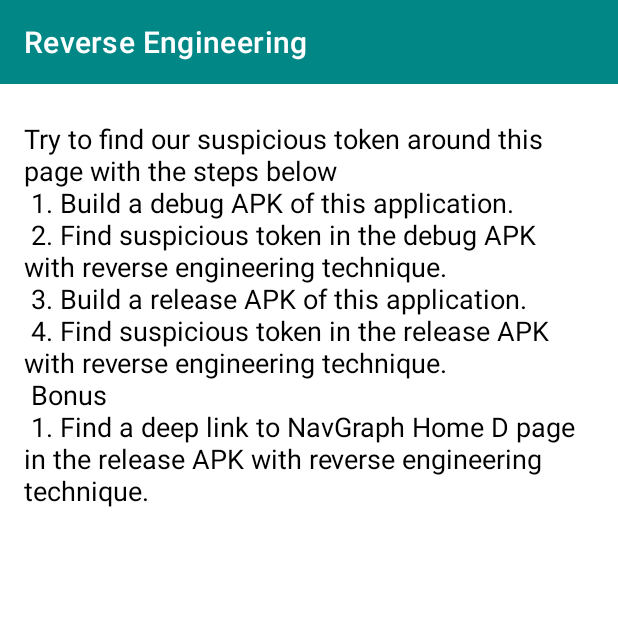
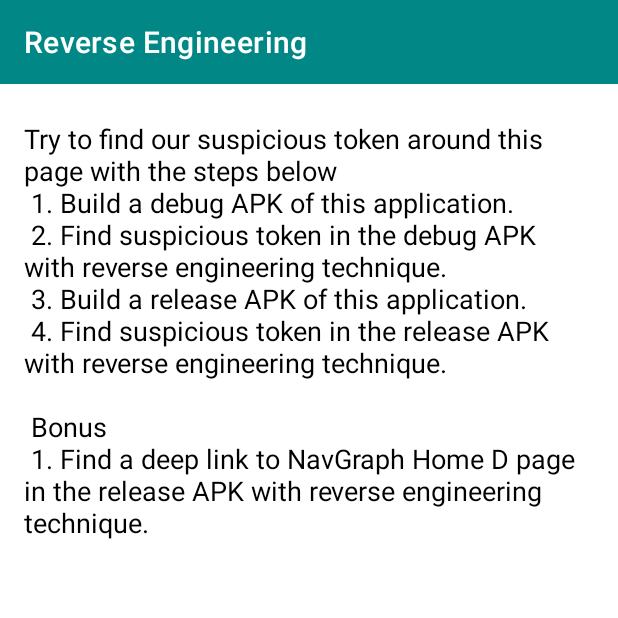
Before and after one commit to ascendcorp/android-tech-poc, an Android app: the ReverseEngineeringActivity screen opened directly, with no data from a screen before it, on a phone screen of 412 x 824 dp, the top half of it. Run offline under Robolectric (Android 15) with nearby library versions, the phone set to English and light mode, and no system bars.

```diff
--- a/app/src/main/res/values/strings.xml
+++ b/app/src/main/res/values/strings.xml
@@ -15,7 +15,7 @@
         1. Build a debug APK of this application.\n
         2. Find suspicious token in the debug APK with reverse engineering technique.\n
         3. Build a release APK of this application.\n
-        4. Find suspicious token in the release APK with reverse engineering technique.\n
+        4. Find suspicious token in the release APK with reverse engineering technique.\n\n
         Bonus\n
         1. Find a deep link to NavGraph Home D page in the release APK with reverse engineering technique.
     </string>
```
